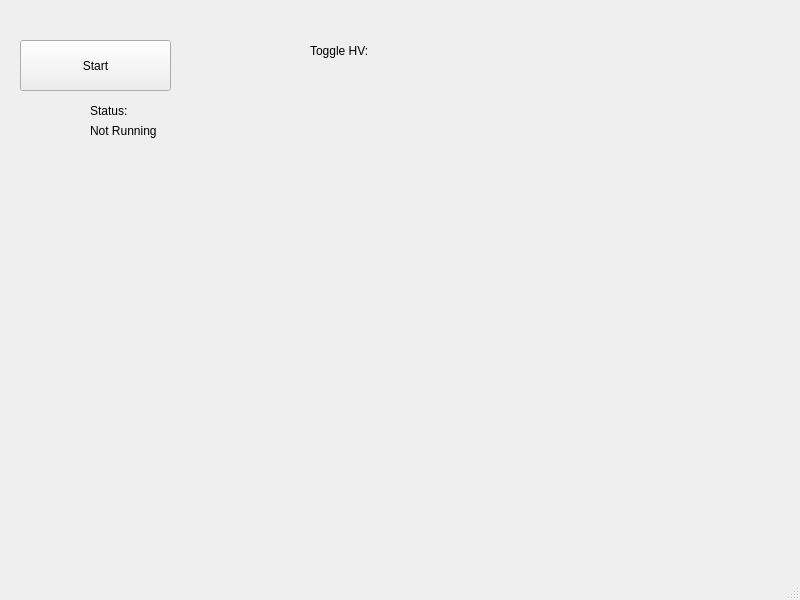
Above: mainwindow.ui from marcodeltutto/SBNDPurityMonitorDAQ before the change. Below: the same form after it.
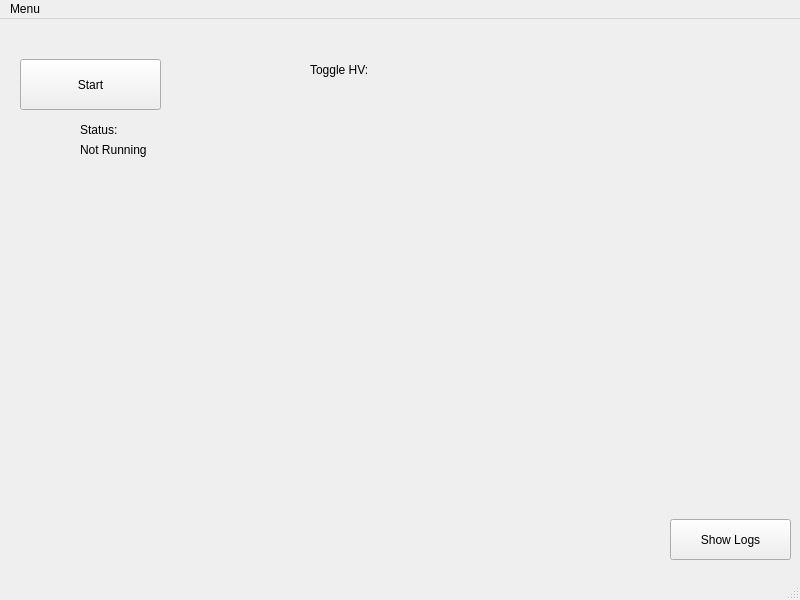
That is the form after the change. Icons and pictures are not drawn. Custom widgets are drawn as their Qt base class.

What changed in the file:
```diff
--- a/mainwindow.ui
+++ b/mainwindow.ui
@@ -19,7 +19,7 @@
      <rect>
       <x>20</x>
       <y>40</y>
-      <width>151</width>
+      <width>141</width>
       <height>51</height>
      </rect>
     </property>
@@ -30,7 +30,7 @@
    <widget class="QLabel" name="_run_status_label">
     <property name="geometry">
      <rect>
-      <x>90</x>
+      <x>80</x>
       <y>120</y>
       <width>101</width>
       <height>21</height>
@@ -43,7 +43,7 @@
    <widget class="QLabel" name="_run_label">
     <property name="geometry">
      <rect>
-      <x>90</x>
+      <x>80</x>
       <y>100</y>
       <width>51</width>
       <height>21</height>
@@ -104,12 +104,25 @@
     <property name="geometry">
      <rect>
       <x>40</x>
-      <y>340</y>
+      <y>320</y>
       <width>711</width>
       <height>171</height>
      </rect>
     </property>
    </widget>
+   <widget class="QPushButton" name="_logs_btn">
+    <property name="geometry">
+     <rect>
+      <x>670</x>
+      <y>500</y>
+      <width>121</width>
+      <height>41</height>
+     </rect>
+    </property>
+    <property name="text">
+     <string>Show Logs</string>
+    </property>
+   </widget>
   </widget>
   <widget class="QMenuBar" name="menubar">
    <property name="geometry">
@@ -120,6 +133,13 @@
      <height>22</height>
     </rect>
    </property>
+   <widget class="QMenu" name="menuMenu">
+    <property name="title">
+     <string>Menu</string>
+    </property>
+    <addaction name="actionShow_Logs"/>
+   </widget>
+   <addaction name="menuMenu"/>
   </widget>
   <widget class="QStatusBar" name="statusbar"/>
  </widget>
```
Left out of the diff: 5 changed lines with no effect on the pictures.
